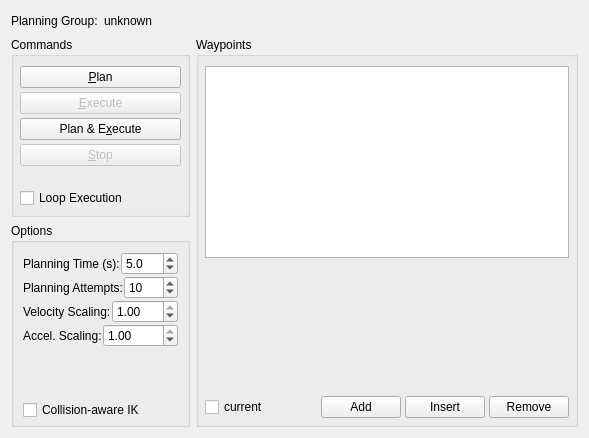
xinjuezou-whi/moveit_ros_visualization, file motion_planning_rviz_plugin/src/ui/motion_planning_rviz_plugin_frame_waypoints.ui: the form before one commit.
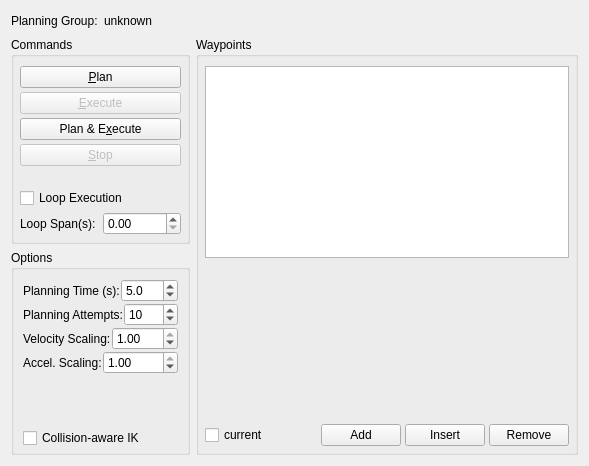
The form after the commit.

Commit message: add span between loop execution

The edit to the form file:
```diff
--- a/motion_planning_rviz_plugin/src/ui/motion_planning_rviz_plugin_frame_waypoints.ui
+++ b/motion_planning_rviz_plugin/src/ui/motion_planning_rviz_plugin_frame_waypoints.ui
@@ -7,13 +7,13 @@
     <x>0</x>
     <y>0</y>
     <width>589</width>
-    <height>438</height>
+    <height>466</height>
    </rect>
   </property>
   <property name="windowTitle">
    <string>Form</string>
   </property>
-  <layout class="QHBoxLayout" name="horizontalLayout_2">
+  <layout class="QHBoxLayout" name="horizontalLayout_4">
    <item>
     <layout class="QVBoxLayout" name="verticalLayout_3" stretch="0,0">
      <item>
@@ -165,6 +165,20 @@
               </property>
              </widget>
             </item>
+            <item>
+             <layout class="QHBoxLayout" name="horizontalLayout_2">
+              <item>
+               <widget class="QLabel" name="label_2">
+                <property name="text">
+                 <string>Loop Span(s):</string>
+                </property>
+               </widget>
+              </item>
+              <item>
+               <widget class="QDoubleSpinBox" name="loop_span"/>
+              </item>
+             </layout>
+            </item>
            </layout>
           </widget>
          </item>
```
The commit also changes 2 other files.
